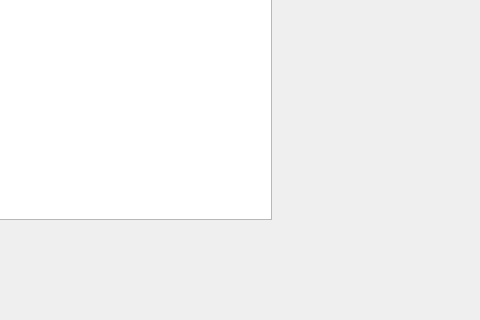
Old version of the form projet-musique/core/modifieralbumdialog.ui in the repository toopoormaghell/projet-musique; both pictures show x 369 to 849 and y 291 to 611 of the 849 by 611 pixel window.
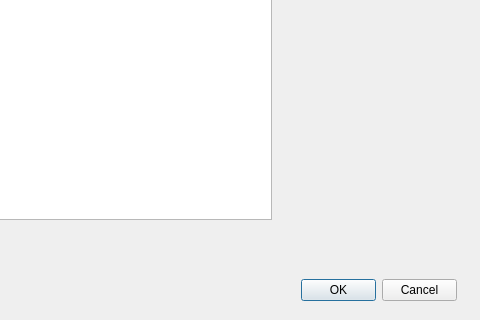
New version of the form.

The edit to the form file:
```diff
--- a/projet-musique/core/modifieralbumdialog.ui
+++ b/projet-musique/core/modifieralbumdialog.ui
@@ -91,6 +91,19 @@
     </rect>
    </property>
   </widget>
+  <widget class="QDialogButtonBox" name="buttonBox">
+   <property name="geometry">
+    <rect>
+     <x>670</x>
+     <y>570</y>
+     <width>156</width>
+     <height>23</height>
+    </rect>
+   </property>
+   <property name="standardButtons">
+    <set>QDialogButtonBox::Cancel|QDialogButtonBox::Ok</set>
+   </property>
+  </widget>
  </widget>
  <resources/>
  <connections/>
```
